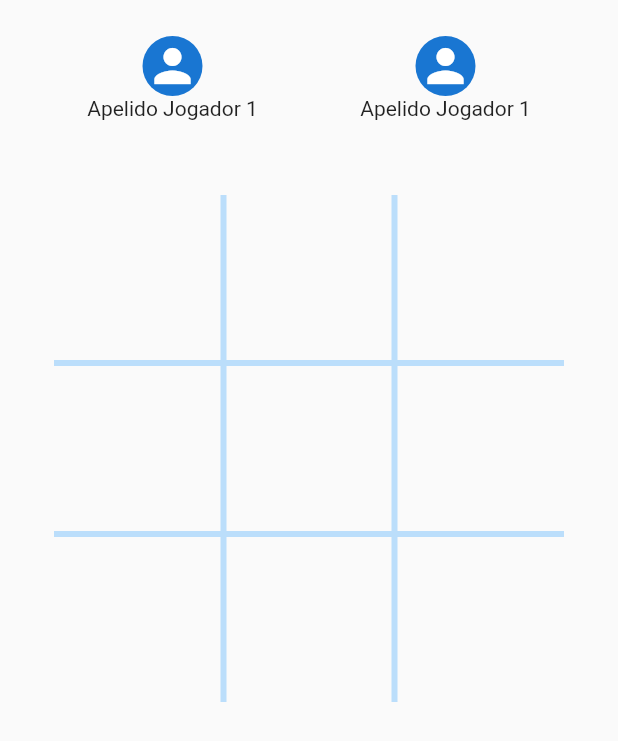
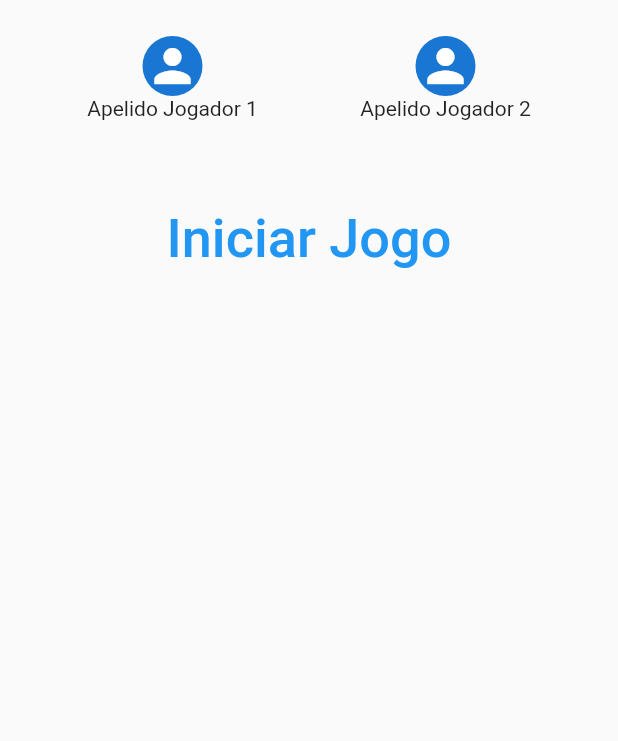
Before and after one commit to munizdiogo/jogodavelha, a Flutter app: the screen it shows after launch, on a phone screen of 412 x 824 dp. Shown: the top 741 px of the screen. Run offline on Flutter 3.47's test engine with Material 2 defaults, Android fonts, the phone set to English and light mode, and no system bars.

Commit message:
adicionado botão para iniciar jogo

```diff
--- a/lib/pages/jogo/components/celula_component.dart
+++ b/lib/pages/jogo/components/celula_component.dart
@@ -41,7 +41,7 @@ class _CelularComponentState extends State<CelularComponent> {
             : Container(),
         height: 100,
         width: 100,
-        margin: EdgeInsets.all(5),
+        margin: const EdgeInsets.all(5),
       ),
     );
   }
--- a/lib/pages/jogo/components/tabuleiro_component.dart
+++ b/lib/pages/jogo/components/tabuleiro_component.dart
@@ -9,11 +9,23 @@ class TabuleiroComponent extends StatefulWidget {
 }
 
 class _TabuleiroComponentState extends State<TabuleiroComponent> {
-  @override
+  var startGame = false;
   Widget build(BuildContext context) {
     var colorLine = Theme.of(context).primaryColorLight;
 
-    return Column(
+    return !startGame
+        ? TextButton(
+            onPressed: () {
+              setState(() {
+                startGame = true;
+              });
+            },
+            child: Text(
+              'Iniciar Jogo',
+              style: TextStyle(fontSize: 36),
+            ),
+          )
+        : Column(
             mainAxisAlignment: MainAxisAlignment.center,
             children: [
               Row(
@@ -38,7 +50,12 @@ class _TabuleiroComponentState extends State<TabuleiroComponent> {
                   ),
                 ],
               ),
-        Container(height: 4, width: 340, color: colorLine),
+              AnimatedContainer(
+                height: 4,
+                width: startGame ? 340 : 0,
+                color: colorLine,
+                duration: Duration(seconds: 2),
+              ),
               Row(
                 mainAxisAlignment: MainAxisAlignment.center,
                 children: [
--- a/lib/pages/jogo/jogo_page.dart
+++ b/lib/pages/jogo/jogo_page.dart
@@ -43,7 +43,7 @@ class _JogoPageState extends State<JogoPage> {
                           size: 36,
                         ),
                       ),
-                      Text('Apelido Jogador 1'),
+                      Text('Apelido Jogador 2'),
                     ],
                   ),
                 ],
```
Lines whose indentation alone changed are shown as unchanged.
